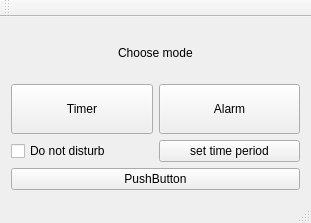
Before: the Qt Designer form Lab2/mainwindow.ui in MariKush/OOP, drawn with Qt 5.
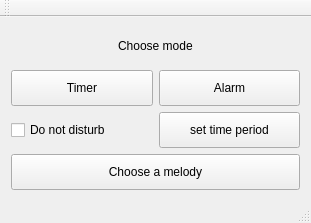
After: the same form once the commit is applied.

Patch:
```diff
--- a/Lab2/mainwindow.ui
+++ b/Lab2/mainwindow.ui
@@ -93,6 +93,12 @@
       </item>
       <item>
        <widget class="QPushButton" name="not_disturb_setting">
+        <property name="sizePolicy">
+         <sizepolicy hsizetype="Minimum" vsizetype="Preferred">
+          <horstretch>0</horstretch>
+          <verstretch>0</verstretch>
+         </sizepolicy>
+        </property>
         <property name="text">
          <string>set time period</string>
         </property>
@@ -102,8 +108,14 @@
     </item>
     <item>
      <widget class="QPushButton" name="SetMusic">
+      <property name="sizePolicy">
+       <sizepolicy hsizetype="Minimum" vsizetype="Preferred">
+        <horstretch>0</horstretch>
+        <verstretch>0</verstretch>
+       </sizepolicy>
+      </property>
       <property name="text">
-       <string>PushButton</string>
+       <string>Сhoose a melody</string>
       </property>
      </widget>
     </item>
```
